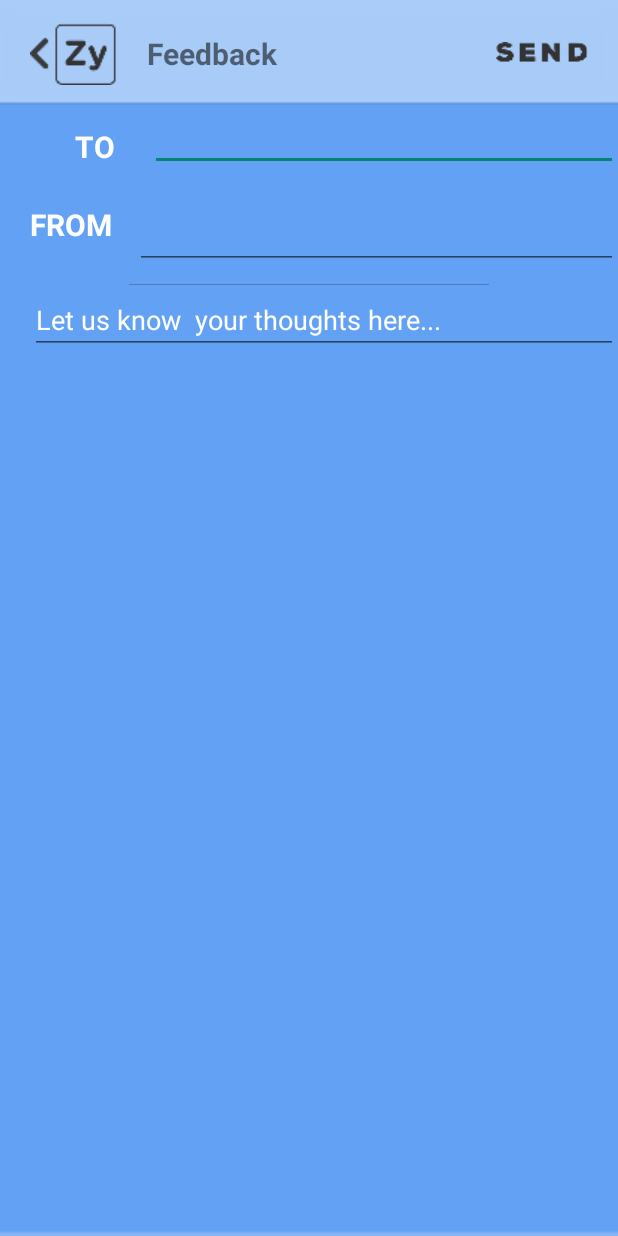
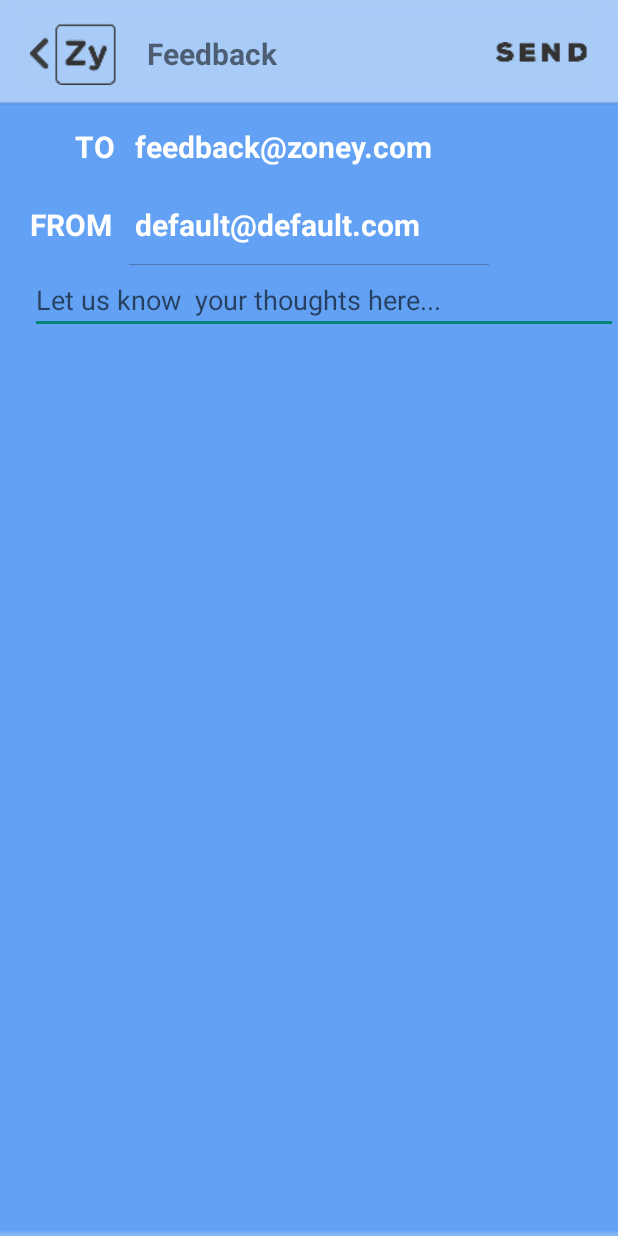
Before and after one commit to liuyang0515/AndroidRepo, an Android app: the ActivityFeedback screen opened directly, with no data from a screen before it, on a phone screen of 412 x 824 dp. Run offline under Robolectric (Android 15) with nearby library versions, the phone set to English and light mode, and no system bars; Roboto replaces fonts that are not available here.

Commit message:
Feedback addition

```diff
--- a/app/src/main/java/com/zarretail/zoney/ActivityFeedback.java
+++ b/app/src/main/java/com/zarretail/zoney/ActivityFeedback.java
@@ -1,19 +1,46 @@
 package com.zarretail.zoney;
 
 import android.app.Activity;
+import android.app.ProgressDialog;
+import android.content.Intent;
+import android.content.SharedPreferences;
+import android.os.AsyncTask;
 import android.os.Bundle;
 import android.view.View;
 import android.widget.Button;
+import android.widget.EditText;
+import android.widget.TextView;
+import android.widget.Toast;
+
+import com.zarretail.zoney.libs.UserFunctions;
+
+import org.json.JSONException;
+import org.json.JSONObject;
 
 /**
  * Created by David on 4/15/2015.
  */
 public class ActivityFeedback extends Activity {
+
+    ProgressDialog ringDialog;
+    String strFeedback;
+    String strUserEmail;
+    String strUserToken;
+
     @Override
     protected void onCreate(Bundle savedInstanceState) {
         super.onCreate(savedInstanceState);
         setContentView(R.layout.activity_feedback);
         getActionBar().hide();
+
+        SharedPreferences settings = getSharedPreferences("mySetting", 0);
+        strUserEmail = settings.getString("user_email","default@default.com");
+        strUserToken = settings.getString("user_token", "");
+
+        TextView txtToEmail = (TextView)findViewById(R.id.eTxtTo);
+        txtToEmail.setText("feedback@zoney.com");
+        TextView txtFromEmail = (TextView)findViewById(R.id.eTxtFrom);
+        txtFromEmail.setText(strUserEmail);
 
         Button btnBack = (Button)findViewById(R.id.btnBack);
         btnBack.setOnClickListener(new View.OnClickListener() {
@@ -21,5 +48,74 @@ public class ActivityFeedback extends Activity {
                 finish();
             }
         });
+
+        Button btnSend = (Button)findViewById(R.id.btnSend);
+        btnSend.setOnClickListener(new View.OnClickListener() {
+            public void onClick(View v) {
+                submitFeedback();
+            }
+        });
+    }
+
+    public void submitFeedback(){
+        EditText eTxtFeedback = (EditText)findViewById(R.id.eTxtFeedback);
+        strFeedback = eTxtFeedback.getText().toString();
+        if (strFeedback.length()==0){
+            Toast.makeText(getApplicationContext(), "Please input feedback", Toast.LENGTH_LONG).show();
+            return;
+        }
+
+        AsyncTask<Void, Void, JSONObject> mSignUpTask = new AsyncTask<Void, Void, JSONObject>() {
+
+            @Override
+            protected void onPreExecute(){
+                ringDialog = ProgressDialog.show(ActivityFeedback.this, "Please wait...", "Sending feedback...", true);
+            }
+
+            @Override
+            protected JSONObject doInBackground(Void... params) {
+                UserFunctions userFunction = new UserFunctions();
+                JSONObject json = userFunction.sendFeedback(strFeedback, strUserToken);
+                // check for login response
+                if(json!=null){
+                    return json;
+                }
+                return null;
+            }
+
+            @Override
+            protected void onPostExecute(JSONObject result) {
+                if(result!=null) {
+                    getResult(result);
+                }else{
+                    Toast.makeText(getApplicationContext(), "JSON error.", Toast.LENGTH_LONG).show();
+                }
+                ringDialog.dismiss();
+            }
+        };
+        // execute AsyncTask
+        mSignUpTask.execute(null, null, null);
+    }
+
+    void getResult(JSONObject jResult){
+        JSONObject result = null;
+        String errorCode = "";
+        try {
+            result = jResult.getJSONObject("user");
+//            errorCode = result.getString("error");
+
+//            Toast.makeText(getApplicationContext(), errorCode, Toast.LENGTH_LONG).show();
+        } catch (JSONException e) {
+            e.printStackTrace();
+        }
+
+        if (result!= null){
+            Intent intent = new Intent(ActivityFeedback.this, MySettingActivity.class);
+            startActivity(intent);
+            // close this activity
+            finish();
+        }else{
+            Toast.makeText(getApplicationContext(), "Can't send feedback. Please try again later.", Toast.LENGTH_LONG).show();
+        }
     }
 }
--- a/app/src/main/res/layout/activity_feedback.xml
+++ b/app/src/main/res/layout/activity_feedback.xml
@@ -24,7 +24,7 @@
     <Button
         android:layout_width="61dp"
         android:layout_height="14dp"
-        android:id="@+id/btnNext"
+        android:id="@+id/btnSend"
         android:layout_alignParentRight="true"
         android:layout_marginTop="28dp"
         android:layout_marginRight="20dp"
@@ -67,23 +67,36 @@
         android:layout_marginLeft="20dp"
         android:layout_marginTop="22dp"/>
 
-    <EditText
+    <TextView
         android:id="@+id/eTxtTo"
-        android:layout_width="fill_parent"
-        android:layout_height="40dp"
+        android:layout_width="50dp"
+        android:layout_height="30dp"
         android:layout_below="@id/txtNavTitle"
+        android:text="test@test.com"
+        android:textColor="#ffffff"
+        android:textSize="20sp"
+        android:textStyle="bold"
+        android:gravity="left"
+        android:layout_marginTop="32dp"
+        android:layout_toRightOf="@+id/txtFrom"
+        android:layout_alignRight="@+id/btnSend"
+        android:layout_alignEnd="@+id/btnSend" />
+
+    <TextView
+        android:id="@+id/eTxtFrom"
+        android:layout_width="70dp"
+        android:layout_height="30dp"
+        android:layout_below="@id/txtTo"
+        android:text="abc@abc.com"
+        android:textColor="#ffffff"
+        android:textSize="20sp"
+        android:textStyle="bold"
+        android:gravity="left"
+        android:layout_marginLeft="0dp"
         android:layout_marginTop="22dp"
-        android:textColor="#ffffff"
-        android:layout_toRightOf="@id/txtTo"/>
-
-    <EditText
-        android:id="@+id/eTxtFrom"
-        android:layout_width="fill_parent"
-        android:layout_height="wrap_content"
-        android:layout_below="@id/txtTo"
-        android:textColor="#ffffff"
-        android:layout_marginTop="20dp"
-        android:layout_toRightOf="@id/txtFrom"/>
+        android:layout_toRightOf="@id/txtFrom"
+        android:layout_alignRight="@+id/eTxtTo"
+        android:layout_alignEnd="@+id/eTxtTo" />
 
     <ImageView
         android:id="@+id/imgDivide2"
@@ -101,6 +114,6 @@
         android:layout_height="wrap_content"
         android:layout_below="@id/imgDivide2"
         android:layout_alignLeft="@+id/txtFrom"
-        android:text="Let us know  your thoughts here..."
+        android:hint="Let us know  your thoughts here..."
         android:layout_alignStart="@+id/txtFrom" />
 </RelativeLayout>
```
Also changed, not shown: app/src/main/java/com/zarretail/zoney/libs/UserFunctions.java (+28 -3 lines).
